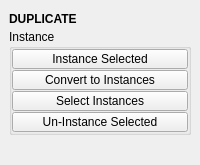
m3trik/tentacle, file tentacle/ui/duplicate.ui: the form before one commit.
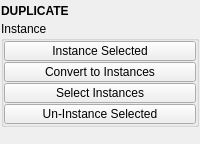
The form after the commit. Custom widgets are drawn as their Qt base class.

Patch:
```diff
--- a/tentacle/ui/duplicate.ui
+++ b/tentacle/ui/duplicate.ui
@@ -7,7 +7,7 @@
     <x>0</x>
     <y>0</y>
     <width>200</width>
-    <height>165</height>
+    <height>144</height>
    </rect>
   </property>
   <property name="windowTitle">
@@ -70,6 +70,18 @@
     </palette>
    </property>
    <layout class="QVBoxLayout" name="verticalLayout_2">
+    <property name="leftMargin">
+     <number>1</number>
+    </property>
+    <property name="topMargin">
+     <number>1</number>
+    </property>
+    <property name="rightMargin">
+     <number>1</number>
+    </property>
+    <property name="bottomMargin">
+     <number>1</number>
+    </property>
     <item>
      <layout class="QVBoxLayout" name="verticalLayout">
       <property name="spacing">
```
